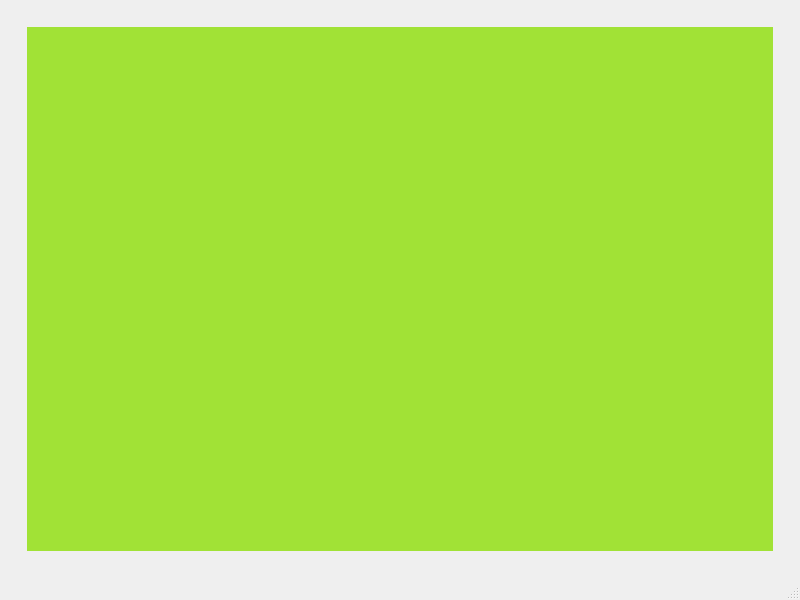
The window that Interfaz/datos.ui (decinx1/Sistema-hidrop-nico-Monitoreado) describes before a commit, drawn with Qt 5.
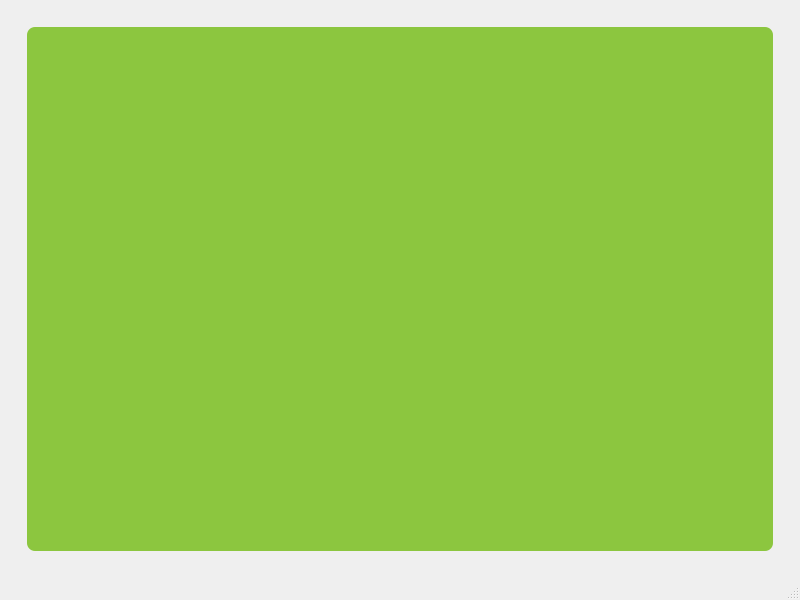
The same window after the commit.

Commit message: Tabla sin columna color

The edit to the form file:
```diff
--- a/Interfaz/datos.ui
+++ b/Interfaz/datos.ui
@@ -14,36 +14,132 @@
    <string>MainWindow</string>
   </property>
   <property name="styleSheet">
-   <string notr="true">/* Estilo para la tabla */
+   <string notr="true"><![CDATA[
+/* === QTableView === */
 QTableView {
-    background-color: #a1e236;
+    background-color: #8cc63f;
     border: none;
     font-size: 16px;
-    alternate-background-color: #8fd128;
-    selection-background-color: #72bd25;
+    selection-background-color: #5a9216;
+    border-radius: 8px;
+    color: #333333;
+}
+QTableView::item {
+    padding: 8px;
+    border-radius: 6px;
+    margin: 2px;
+}
+QTableView::item:selected {
+    background-color: #5a9216;
+    color: white;
 }
 
-/* Encabezados de la tabla */
+/* === QHeaderView === */
 QHeaderView::section {
-    background-color: #444;
+    background-color: #444444;
     color: white;
     font-weight: bold;
     padding: 8px;
+    border: none;
+    border-radius: 12px;
+    margin: 1px;
 }
 
-/* Modal de detalles */
+/* === QScrollBar === */
+QScrollBar:vertical {
+    background-color: #f0f0f0;
+    width: 10px;
+    border-radius: 5px;
+}
+QScrollBar::handle:vertical {
+    background-color: #8cc63f;
+    border-radius: 5px;
+}
+QScrollBar::handle:vertical:hover {
+    background-color: #7ab62e;
+}
+
+/* === QDialog === */
 QDialog {
-    background-color: #f0f0f0;
-    border-radius: 8px;
+    background-color: #ffffff;
+    border: 2px solid #8cc63f;
+    border-radius: 15px;
 }
 
-/* Texto dentro del modal */
+/* === Modal title bar === */
+QDialog QWidget#titleBar {
+    background-color: #00aeef;
+    color: white;
+    border-top-left-radius: 13px;
+    border-top-right-radius: 13px;
+    padding: 10px;
+    font-size: 18px;
+    font-weight: bold;
+}
+
+/* === Modal content === */
+QDialog QWidget#contentWidget {
+    background-color: #f8f8f8;
+    border-radius: 10px;
+    margin: 15px;
+}
+
 QDialog QLabel {
     font-size: 16px;
     padding: 10px;
-    color: #444;
+    color: #333333;
 }
-</string>
+QDialog QLabel#sectionTitle {
+    font-size: 18px;
+    font-weight: bold;
+    color: #00aeef;
+    padding: 10px;
+}
+QDialog QLabel#valueLabel {
+    font-size: 16px;
+    color: #444444;
+    background-color: #f0f0f0;
+    border-radius: 8px;
+    padding: 8px 12px;
+}
+
+/* === Buttons === */
+QDialog QPushButton {
+    background-color: #8cc63f;
+    color: white;
+    border: none;
+    border-radius: 10px;
+    padding: 10px 20px;
+    font-size: 16px;
+    font-weight: bold;
+}
+QDialog QPushButton:hover {
+    background-color: #7ab62e;
+}
+QDialog QPushButton:pressed {
+    background-color: #5a9216;
+}
+QDialog QPushButton#closeButton {
+    background-color: #00aeef;
+    color: white;
+}
+QDialog QPushButton#closeButton:hover {
+    background-color: #0099cc;
+}
+
+/* === Separators and graphs === */
+QDialog QFrame#separator {
+    background-color: #e0e0e0;
+    max-height: 1px;
+    margin: 10px 15px;
+}
+QDialog QFrame#graphFrame {
+    background-color: white;
+    border: 1px solid #e0e0e0;
+    border-radius: 10px;
+    padding: 10px;
+}
+   ]]></string>
   </property>
   <widget class="QWidget" name="centralwidget">
    <layout class="QVBoxLayout" name="verticalLayout">
@@ -57,30 +153,7 @@
            <number>0</number>
           </property>
           <item>
-           <widget class="QTableView" name="tableView">
-            <property name="styleSheet">
-             <string notr="true">QTableView {
-    background-color: #a1e236;
-    border: none;
-    font-size: 16px;
-    alternate-background-color: #8fd128;
-    selection-background-color: #72bd25;
-}
-
-/* Encabezado de tabla */
-QHeaderView::section {
-    background-color: #444;
-    color: white;
-    font-weight: bold;
-    padding: 8px;
-    border: none;
-    border-top-left-radius: 10px;
-    border-top-right-radius: 10px;
-
-        }
-</string>
-            </property>
-           </widget>
+           <widget class="QTableView" name="tableView"/>
           </item>
          </layout>
         </widget>
```
The commit also changes 2 other files.
